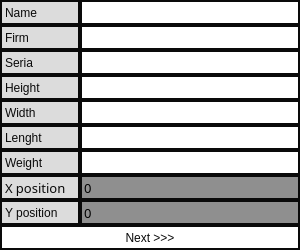
Qt form Params_Window.ui (Nagito129/-) before a commit.
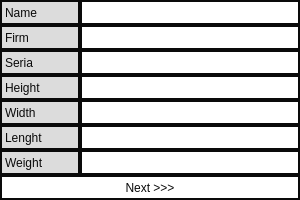
The same form after that commit.

The edit to the form file:
```diff
--- a/Params_Window.ui
+++ b/Params_Window.ui
@@ -7,22 +7,20 @@
     <x>0</x>
     <y>0</y>
     <width>300</width>
-    <height>250</height>
+    <height>200</height>
    </rect>
   </property>
   <property name="maximumSize">
    <size>
     <width>300</width>
-    <height>250</height>
+    <height>200</height>
    </size>
   </property>
   <property name="windowTitle">
    <string>Params_Window</string>
   </property>
   <property name="styleSheet">
-   <string notr="true">border: 2px solid;
-border-color: rgb(10, 10, 10);
-background-color: rgb(143, 143, 143)
+   <string notr="true">
 </string>
   </property>
   <layout class="QVBoxLayout" name="verticalLayout">
@@ -46,13 +44,13 @@
      <property name="minimumSize">
       <size>
        <width>300</width>
-       <height>225</height>
+       <height>175</height>
       </size>
      </property>
      <property name="maximumSize">
       <size>
        <width>300</width>
-       <height>225</height>
+       <height>175</height>
       </size>
      </property>
      <layout class="QFormLayout" name="formLayout">
@@ -91,7 +89,9 @@
         <property name="styleSheet">
          <string notr="true">font: 900 12pt &quot;Segoe UI Black&quot;;
 color: rgb(10, 10, 10);
-background-color: rgb(220, 220, 220);</string>
+background-color: rgb(220, 220, 220);
+border: 2px solid;
+border-color: rgb(10, 10, 10);</string>
         </property>
         <property name="text">
          <string>Name</string>
@@ -113,7 +113,9 @@
          </size>
         </property>
         <property name="styleSheet">
-         <string notr="true">font: 900 10pt &quot;Segoe UI Black&quot;;
+         <string notr="true">border: 2px solid;
+border-color: rgb(10, 10, 10);
+font: 900 10pt &quot;Segoe UI Black&quot;;
 color: rgb(10, 10, 10);
 background-color: rgb(255, 255, 255);</string>
         </property>
@@ -136,7 +138,9 @@
         <property name="styleSheet">
          <string notr="true">font: 900 12pt &quot;Segoe UI Black&quot;;
 color: rgb(10, 10, 10);
-background-color: rgb(220, 220, 220);</string>
+background-color: rgb(220, 220, 220);
+border: 2px solid;
+border-color: rgb(10, 10, 10);</string>
         </property>
         <property name="text">
          <string>Firm</string>
@@ -158,7 +162,9 @@
          </size>
         </property>
         <property name="styleSheet">
-         <string notr="true">font: 900 10pt &quot;Segoe UI Black&quot;;
+         <string notr="true">border: 2px solid;
+border-color: rgb(10, 10, 10);
+font: 900 10pt &quot;Segoe UI Black&quot;;
 color: rgb(10, 10, 10);
 background-color: rgb(255, 255, 255);</string>
         </property>
@@ -181,7 +187,10 @@
         <property name="styleSheet">
          <string notr="true">font: 900 12pt &quot;Segoe UI Black&quot;;
 color: rgb(10, 10, 10);
-background-color: rgb(220, 220, 220);</string>
+background-color: rgb(220, 220, 220);
+border: 2px solid;
+border-color: rgb(10, 10, 10);
+</string>
         </property>
         <property name="text">
          <string>Seria</string>
@@ -203,7 +212,9 @@
          </size>
         </property>
         <property name="styleSheet">
-         <string notr="true">font: 900 10pt &quot;Segoe UI Black&quot;;
+         <string notr="true">border: 2px solid;
+border-color: rgb(10, 10, 10);
+font: 900 10pt &quot;Segoe UI Black&quot;;
 color: rgb(10, 10, 10);
 background-color: rgb(255, 255, 255);</string>
         </property>
@@ -224,7 +235,9 @@
          </size>
         </property>
         <property name="styleSheet">
-         <string notr="true">font: 900 12pt &quot;Segoe UI Black&quot;;
+         <string notr="true">border: 2px solid;
+border-color: rgb(10, 10, 10);
+font: 900 12pt &quot;Segoe UI Black&quot;;
 color: rgb(10, 10, 10);
 background-color: rgb(220, 220, 220);</string>
         </property>
@@ -248,7 +261,9 @@
          </size>
         </property>
         <property name="styleSheet">
-         <string notr="true">font: 900 10pt &quot;Segoe UI Black&quot;;
+         <string notr="true">border: 2px solid;
+border-color: rgb(10, 10, 10);
+font: 900 10pt &quot;Segoe UI Black&quot;;
 color: rgb(10, 10, 10);
 background-color: rgb(255, 255, 255);</string>
         </property>
@@ -269,7 +284,9 @@
          </size>
         </property>
         <property name="styleSheet">
-         <string notr="true">font: 900 12pt &quot;Segoe UI Black&quot;;
+         <string notr="true">border: 2px solid;
+border-color: rgb(10, 10, 10);
+font: 900 12pt &quot;Segoe UI Black&quot;;
 color: rgb(10, 10, 10);
 background-color: rgb(220, 220, 220);</string>
         </property>
@@ -293,7 +310,9 @@
          </size>
         </property>
         <property name="styleSheet">
-         <string notr="true">font: 900 10pt &quot;Segoe UI Black&quot;;
+         <string notr="true">border: 2px solid;
+border-color: rgb(10, 10, 10);
+font: 900 10pt &quot;Segoe UI Black&quot;;
 color: rgb(10, 10, 10);
 background-color: rgb(255, 255, 255);</string>
         </property>
@@ -314,7 +333,9 @@
          </size>
         </property>
         <property name="styleSheet">
-         <string notr="true">font: 900 12pt &quot;Segoe UI Black&quot;;
+         <string notr="true">border: 2px solid;
+border-color: rgb(10, 10, 10);
+font: 900 12pt &quot;Segoe UI Black&quot;;
 color: rgb(10, 10, 10);
 background-color: rgb(220, 220, 220);</string>
         </property>
@@ -338,7 +359,9 @@
          </size>
         </property>
         <property name="styleSheet">
-         <string notr="true">font: 900 10pt &quot;Segoe UI Black&quot;;
+         <string notr="true">border: 2px solid;
+border-color: rgb(10, 10, 10);
+font: 900 10pt &quot;Segoe UI Black&quot;;
 color: rgb(10, 10, 10);
 background-color: rgb(255, 255, 255);</string>
         </property>
@@ -359,7 +382,9 @@
          </size>
         </property>
         <property name="styleSheet">
-         <string notr="true">font: 900 12pt &quot;Segoe UI Black&quot;;
+         <string notr="true">border: 2px solid;
+border-color: rgb(10, 10, 10);
+font: 900 12pt &quot;Segoe UI Black&quot;;
 color: rgb(10, 10, 10);
 background-color: rgb(220, 220, 220);</string>
         </property>
@@ -383,100 +408,14 @@
          </size>
         </property>
         <property name="styleSheet">
-         <string notr="true">font: 900 10pt &quot;Segoe UI Black&quot;;
+         <string notr="true">border: 2px solid;
+border-color: rgb(10, 10, 10);
+font: 900 10pt &quot;Segoe UI Black&quot;;
 color: rgb(10, 10, 10);
 background-color: rgb(255, 255, 255);</string>
         </property>
        </widget>
       </item>
-      <item row="7" column="0">
-       <widget class="QLabel" name="X">
-        <property name="minimumSize">
-         <size>
-          <width>80</width>
-          <height>25</height>
-         </size>
-        </property>
-        <property name="font">
-         <font>
-          <family>Segoe UI Black</family>
-          <pointsize>10</pointsize>
-          <italic>false</italic>
-          <fontweight>Black</fontweight>
-         </font>
-        </property>
-        <property name="styleSheet">
-         <string notr="true">font: 900 10pt &quot;Segoe UI Black&quot;;
-color: rgb(10, 10, 10);
-background-color: rgb(220, 220, 220);</string>
-        </property>
-        <property name="text">
-         <string>X position</string>
-        </property>
-       </widget>
-      </item>
-      <item row="7" column="1">
-       <widget class="QLineEdit" name="X_Edit">
-        <property name="minimumSize">
-         <size>
-          <width>0</width>
-          <height>25</height>
-         </size>
-        </property>
-        <property name="baseSize">
-         <size>
-          <width>0</width>
-          <height>0</height>
-         </size>
-        </property>
-        <property name="font">
-         <font>
-          <family>Segoe UI Black</family>
-          <pointsize>10</pointsize>
-         </font>
-        </property>
-        <property name="text">
-         <string>0</string>
-        </property>
-       </widget>
-      </item>
-      <item row="8" column="0">
-       <widget class="QLabel" name="Y">
-        <property name="minimumSize">
-         <size>
-          <width>80</width>
-          <height>0</height>
-         </size>
-        </property>
-        <property name="styleSheet">
-         <string notr="true">font: 900 10pt &quot;Segoe UI Black&quot;;
-color: rgb(10, 10, 10);
-background-color: rgb(220, 220, 220);</string>
-        </property>
-        <property name="text">
-         <string>Y position</string>
-        </property>
-       </widget>
-      </item>
-      <item row="8" column="1">
-       <widget class="QLineEdit" name="Y_Edit">
-        <property name="minimumSize">
-         <size>
-          <width>0</width>
-          <height>25</height>
-         </size>
-        </property>
-        <property name="font">
-         <font>
-          <family>Segoe UI Black</family>
-          <pointsize>10</pointsize>
-         </font>
-        </property>
-        <property name="text">
-         <string>0</string>
-        </property>
-       </widget>
-      </item>
      </layout>
     </widget>
    </item>
@@ -501,7 +440,9 @@
       </size>
      </property>
      <property name="styleSheet">
-      <string notr="true">font: 900 10pt &quot;Segoe UI Black&quot;;
+      <string notr="true">border: 2px solid;
+border-color: rgb(10, 10, 10);
+font: 900 10pt &quot;Segoe UI Black&quot;;
 color: rgb(10, 10, 10);
 
 background-color: rgb(255, 255, 255);</string>
```
